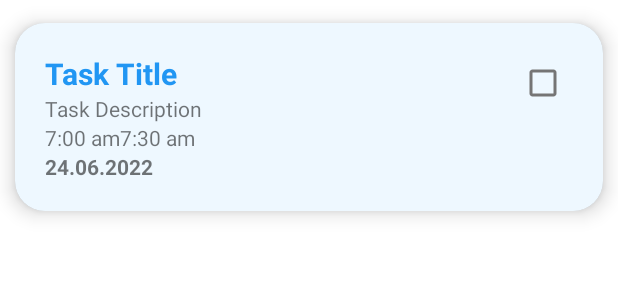
After one commit to Tuwaiq-Jeddah-Kotlin-1/EnjazZoneApp, an Android app: the layout tasks_view_recycler_view_row.xml on its own in the app's theme, with its tools: preview values and no code run, on a phone screen of 412 x 824 dp. The commit adds this screen. Shown: the top 300 px of the screen. Run offline under Robolectric (Android 15) with nearby library versions, the phone set to English and light mode, and no system bars.

Commit message:
Added TasksViewFragment.kt to view more informative task cards. also added an icon to share task title in TodoRVListAdapter.kt

```diff
--- a/app/src/main/java/com/tuwaiq/enjazzoneapp/MainActivity.kt
+++ b/app/src/main/java/com/tuwaiq/enjazzoneapp/MainActivity.kt
@@ -97,7 +97,7 @@ class MainActivity : AppCompatActivity() {
     override fun onBackPressed() {
         when(navController.currentDestination?.id) {
             R.id.navigation_ToDo -> finish()
-            R.id.navigation_calender_view -> navController.navigate(R.id.navigation_ToDo)
+            R.id.navigation_tasks_view -> navController.navigate(R.id.navigation_ToDo)
             R.id.navigation_enjaz_zone -> navController.navigate(R.id.navigation_ToDo)
             R.id.navigation_login -> finish()
             R.id.navigation_signup -> finish()
--- a/app/src/main/java/com/tuwaiq/enjazzoneapp/data/TasksDataClass.kt
+++ b/app/src/main/java/com/tuwaiq/enjazzoneapp/data/TasksDataClass.kt
@@ -11,10 +11,10 @@ data class TasksDataClass(
     var taskId: String = "",
     val nowDate: Long = System.currentTimeMillis(),
     var dueDate: Long = nowDate + threeHoursInMilliSeconds,
-    var isDone: Boolean = false,
+    var done: Boolean = false,
     var defDurationInMilliSeconds: Long = 64800000,
     var numberingInList: Int = 0,
-    var taskDescription: String = "No description added yet.",
+    var taskDescription: String = "Task description.",
     var taskStartingHourMillis: Long = System.currentTimeMillis(),
     var taskEndingHourMillis: Long = System.currentTimeMillis()
 ) : Parcelable
--- a/app/src/main/java/com/tuwaiq/enjazzoneapp/ui/calendar_view/CalendarViewModel.kt
+++ b/app/src/main/java/com/tuwaiq/enjazzoneapp/ui/tasks_view/TasksViewViewModel.kt
@@ -1,10 +1,10 @@
-package com.tuwaiq.enjazzoneapp.ui.calendar_view
+package com.tuwaiq.enjazzoneapp.ui.tasks_view
 
 import androidx.lifecycle.LiveData
 import androidx.lifecycle.MutableLiveData
 import androidx.lifecycle.ViewModel
 
-class CalendarViewModel : ViewModel() {
+class TasksViewViewModel : ViewModel() {
 
 
     private val _text = MutableLiveData<String>().apply {
--- /dev/null
+++ b/app/src/main/res/layout/tasks_view_recycler_view_row.xml
@@ -0,0 +1,101 @@
+<?xml version="1.0" encoding="utf-8"?>
+<androidx.constraintlayout.widget.ConstraintLayout xmlns:android="http://schemas.android.com/apk/res/android"
+        xmlns:tools="http://schemas.android.com/tools"
+        android:layout_width="match_parent"
+        android:layout_height="wrap_content"
+        xmlns:app="http://schemas.android.com/apk/res-auto">
+
+    <androidx.cardview.widget.CardView
+            android:id="@+id/taskCardView"
+            android:layout_width="match_parent"
+            android:layout_height="match_parent"
+            android:clickable="true"
+            android:foreground="?android:attr/selectableItemBackground"
+            app:cardElevation="8dp"
+            app:cardCornerRadius="20dp"
+            app:cardMaxElevation="10dp"
+            app:cardBackgroundColor="@color/white"
+            app:cardPreventCornerOverlap="false"
+            app:cardUseCompatPadding="true"
+            app:layout_constraintTop_toTopOf="parent"
+            app:layout_constraintStart_toStartOf="parent"
+            app:layout_constraintEnd_toEndOf="parent"
+            app:layout_constraintBottom_toBottomOf="parent"
+            >
+        <androidx.constraintlayout.widget.ConstraintLayout
+                android:id="@+id/clTaskViewCL"
+                android:layout_width="match_parent"
+                android:layout_height="match_parent"
+                android:padding="20dp"
+                android:paddingVertical="15dp"
+                android:background="@color/lighter_blue_transparent"
+                >
+
+            <TextView
+                    android:id="@+id/tvTaskTitleTV"
+                    android:layout_width="0dp"
+                    android:layout_height="wrap_content"
+                    android:text="Task Title"
+                    android:textSize="20sp"
+                    android:textStyle="bold"
+                    android:maxLines="3"
+                    android:textColor="@color/lighter_blue_no_transparent"
+                    app:layout_constraintStart_toStartOf="parent"
+                    app:layout_constraintTop_toTopOf="parent"
+                    app:layout_constraintEnd_toStartOf="@+id/chbIsDoneCheckBox"
+                    app:layout_constraintBottom_toTopOf="@+id/tvTaskDescriptionTV" />
+
+            <CheckBox
+                    android:id="@+id/chbIsDoneCheckBox"
+                    android:layout_width="40dp"
+                    android:layout_height="40dp"
+                    android:gravity="center"
+                    app:layout_constraintStart_toEndOf="@+id/tvTaskTitleTV"
+                    app:layout_constraintTop_toTopOf="parent"
+                    app:layout_constraintEnd_toEndOf="parent"
+                    app:layout_constraintBottom_toTopOf="@+id/tvTaskDescriptionTV"
+                    app:layout_constraintVertical_bias="0.0" />
+
+            <TextView
+                    android:id="@+id/tvTaskDescriptionTV"
+                    android:layout_width="match_parent"
+                    android:layout_height="wrap_content"
+                    android:text="Task Description"
+                    android:maxLines="3"
+
+                    app:layout_constraintStart_toStartOf="parent"
+                    app:layout_constraintTop_toBottomOf="@+id/tvTaskTitleTV"
+                    app:layout_constraintEnd_toEndOf="parent" />
+
+            <TextView
+                    android:id="@+id/tvTaskStartingHourTV"
+                    android:layout_width="0dp"
+                    android:layout_height="wrap_content"
+                    android:text="7:00 am"
+                    android:textAllCaps="false"
+
+                    app:layout_constraintStart_toStartOf="parent"
+                    app:layout_constraintTop_toBottomOf="@+id/tvTaskDescriptionTV" />
+
+            <TextView
+                    android:id="@+id/tvTaskEndingHourTV"
+                    android:layout_width="0dp"
+                    android:layout_height="wrap_content"
+                    android:text="7:30 am"
+
+                    app:layout_constraintStart_toEndOf="@+id/tvTaskStartingHourTV"
+                    app:layout_constraintTop_toBottomOf="@+id/tvTaskDescriptionTV" />
+
+            <TextView
+                    android:id="@+id/tvTaskDueDateTV"
+                    android:layout_width="0dp"
+                    android:layout_height="wrap_content"
+                    android:text="24.06.2022"
+                    android:textStyle="bold"
+                    app:layout_constraintStart_toStartOf="parent"
+                    app:layout_constraintTop_toBottomOf="@+id/tvTaskEndingHourTV" />
+
+        </androidx.constraintlayout.widget.ConstraintLayout>
+    </androidx.cardview.widget.CardView>
+
+</androidx.constraintlayout.widget.ConstraintLayout>
--- a/app/src/main/res/menu/bottom_nav_menu.xml
+++ b/app/src/main/res/menu/bottom_nav_menu.xml
@@ -1,9 +1,9 @@
 <?xml version="1.0" encoding="utf-8"?>
 <menu xmlns:android="http://schemas.android.com/apk/res/android">
     <item
-        android:id="@+id/navigation_calender_view"
-        android:icon="@drawable/ic_baseline_calendar_month_24"
-        android:title="@string/calendar_view" />
+        android:id="@+id/navigation_tasks_view"
+        android:icon="@drawable/ic_baseline_calendar_view_day_24"
+        android:title="@string/tasks_view" />
     <item
         android:id="@+id/navigation_ToDo"
         android:icon="@drawable/ic_baseline_format_list_numbered_24"
--- a/app/src/main/res/values/colors.xml
+++ b/app/src/main/res/values/colors.xml
@@ -15,6 +15,8 @@
     <color name="lighter_gray">#CDCDCD</color>
     <color name="off_white">#BFFFFFFF</color>
     <color name="primary_blue">#2196F3</color>
+    <color name="lighter_blue_no_transparent">#2196F3</color>
+    <color name="lighter_blue_transparent">#1A58B5FF</color>
     <color name="grass_green">#8BC34A</color>
-    <color name="green">#85B175</color>
+    <color name="green">#2E7D32</color>
 </resources>
--- a/app/src/main/res/values/strings.xml
+++ b/app/src/main/res/values/strings.xml
@@ -7,7 +7,7 @@
     <string name="to_do_list">To-Do Lists</string>
     <string name="calendar_appointments_later_tasks">Calendar(Appointments &amp; Later Tasks)</string>
     <string name="calendar">Calendar</string>
-    <string name="calendar_view">Calendar View</string>
+    <string name="tasks_view">Tasks View</string>
     <string name="enjaz_zone">Enjaz Zone</string>
     <string name="send_button">Send Button</string>
     <string name="enter_a_task_hint">Any tasks to write down for Today?</string>
```
Also changed, not shown: app/src/main/java/com/tuwaiq/enjazzoneapp/ui/calendar_view/CalendarFragment.kt (deleted, +0 -31 lines), app/src/main/java/com/tuwaiq/enjazzoneapp/ui/tasks_view/TasksViewFragment.kt (added, +60 -0 lines), app/src/main/java/com/tuwaiq/enjazzoneapp/ui/tasks_view/TasksViewRecyclerViewAdapter.kt (added, +101 -0 lines), app/src/main/java/com/tuwaiq/enjazzoneapp/ui/todo/ToDoFragment.kt (+3 -6 lines), app/src/main/java/com/tuwaiq/enjazzoneapp/ui/todo/TodoRVListAdapter.kt (+15 -5 lines), app/src/main/res/drawable/ic_baseline_calendar_view_day_24.xml (added, +10 -0 lines), app/src/main/res/drawable/ic_baseline_share_24.xml (added, +10 -0 lines), app/src/main/res/layout/fragment_calendar_view.xml (deleted, +0 -24 lines), app/src/main/res/layout/fragment_tasks_view.xml (added, +45 -0 lines), app/src/main/res/layout/task_r_v_row.xml (+5 -4 lines), app/src/main/res/navigation/mobile_navigation.xml (+4 -4 lines), 163 other files.
